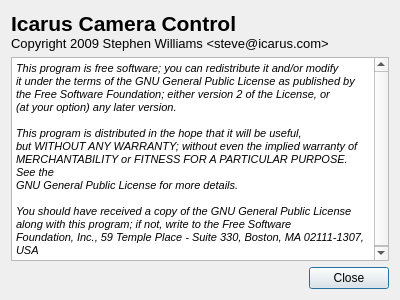
Before: the Qt Designer form camtool/aboutbox.ui in steveicarus/camctl, drawn with Qt 5.
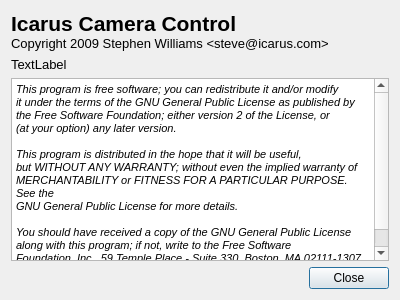
After: the same form once the commit is applied.

Commit message:
Add a version string to the About box.
Put a version string in the version.h header file.
For now, leave that header file be edited manually as
the need arises. What I want to do in the future is
somehow convince qmake to generate that file.

```diff
--- a/camtool/aboutbox.ui
+++ b/camtool/aboutbox.ui
@@ -25,6 +25,18 @@
      </property>
     </widget>
    </item>
+   <item>
+    <widget class="QLabel" name="version_label" >
+     <property name="font" >
+      <font>
+       <pointsize>10</pointsize>
+      </font>
+     </property>
+     <property name="text" >
+      <string>TextLabel</string>
+     </property>
+    </widget>
+   </item>
    <item>
     <widget class="QTextBrowser" name="textBrowser" >
      <property name="font" >
```
The commit also changes 3 other files.
